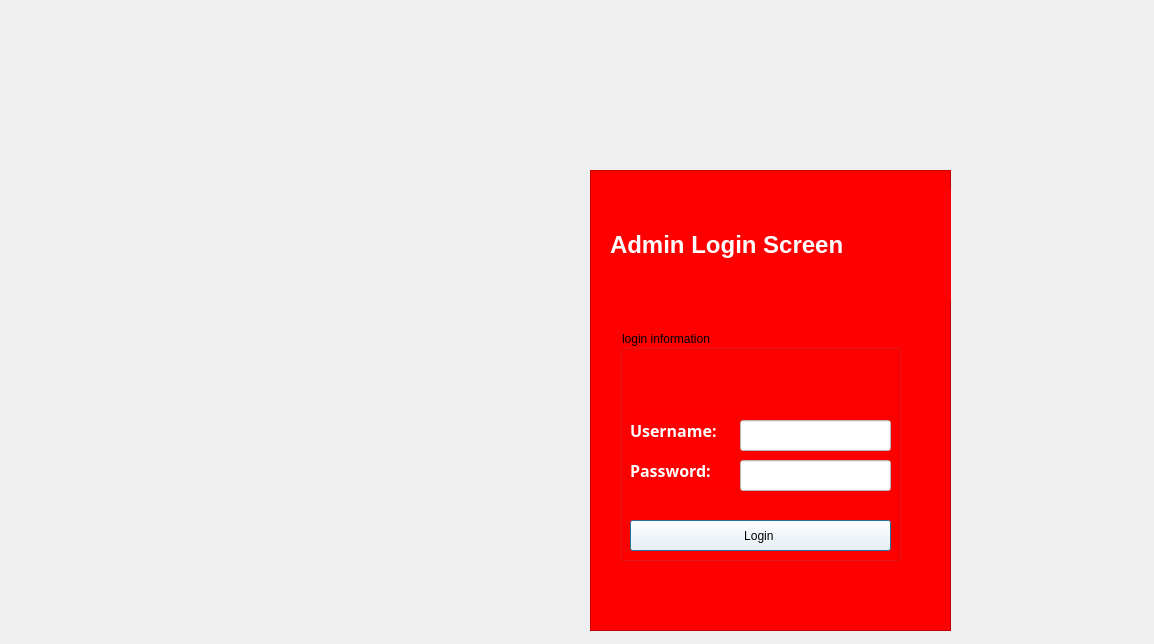
Above: UI/login/login.ui from parham-sharaf/BTM-algo before the change. Below: the same form after it.
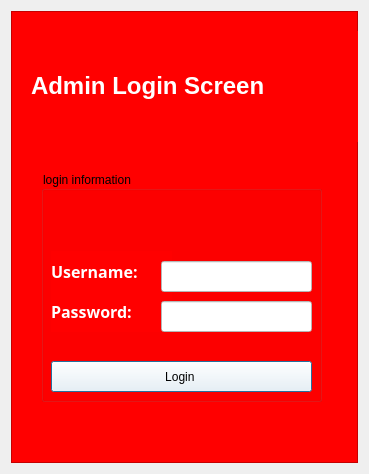
That is the form after the change.

Diff of the .ui file:
```diff
--- a/UI/login/login.ui
+++ b/UI/login/login.ui
@@ -6,22 +6,16 @@
    <rect>
     <x>0</x>
     <y>0</y>
-    <width>1154</width>
-    <height>644</height>
+    <width>369</width>
+    <height>474</height>
    </rect>
   </property>
   <property name="windowTitle">
    <string>Dialog</string>
   </property>
+  <layout class="QGridLayout" name="gridLayout">
+   <item row="0" column="0">
   <widget class="QFrame" name="frame">
-   <property name="geometry">
-    <rect>
-     <x>590</x>
-     <y>170</y>
-     <width>361</width>
-     <height>461</height>
-    </rect>
-   </property>
    <property name="styleSheet">
     <string notr="true">background: red; </string>
    </property>
@@ -139,6 +133,8 @@
     </property>
    </widget>
   </widget>
+   </item>
+  </layout>
  </widget>
  <resources/>
  <connections/>
```
Lines whose indentation alone changed are shown as unchanged.
